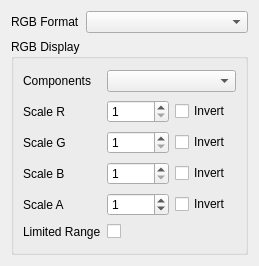
The window that YUViewLib/ui/videoHandlerRGB.ui (IENT/YUView) describes before a commit, drawn with Qt 5.
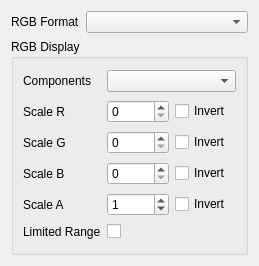
The same window after the commit.

Commit message: Enable option to view RGB(A). Fix premultiply of alpha.

Diff of the .ui file:
```diff
--- a/YUViewLib/ui/videoHandlerRGB.ui
+++ b/YUViewLib/ui/videoHandlerRGB.ui
@@ -125,7 +125,7 @@
            <string>Scale every value in the green channel with this factor</string>
           </property>
           <property name="minimum">
-           <number>1</number>
+           <number>0</number>
           </property>
          </widget>
         </item>
@@ -135,7 +135,7 @@
            <string>Scale every value in the red channel with this factor</string>
           </property>
           <property name="minimum">
-           <number>1</number>
+           <number>0</number>
           </property>
          </widget>
         </item>
@@ -158,7 +158,7 @@
            <string>Scale every value in the blue channel with this factor</string>
           </property>
           <property name="minimum">
-           <number>1</number>
+           <number>0</number>
           </property>
          </widget>
         </item>
```
The commit also changes 2 other files.
